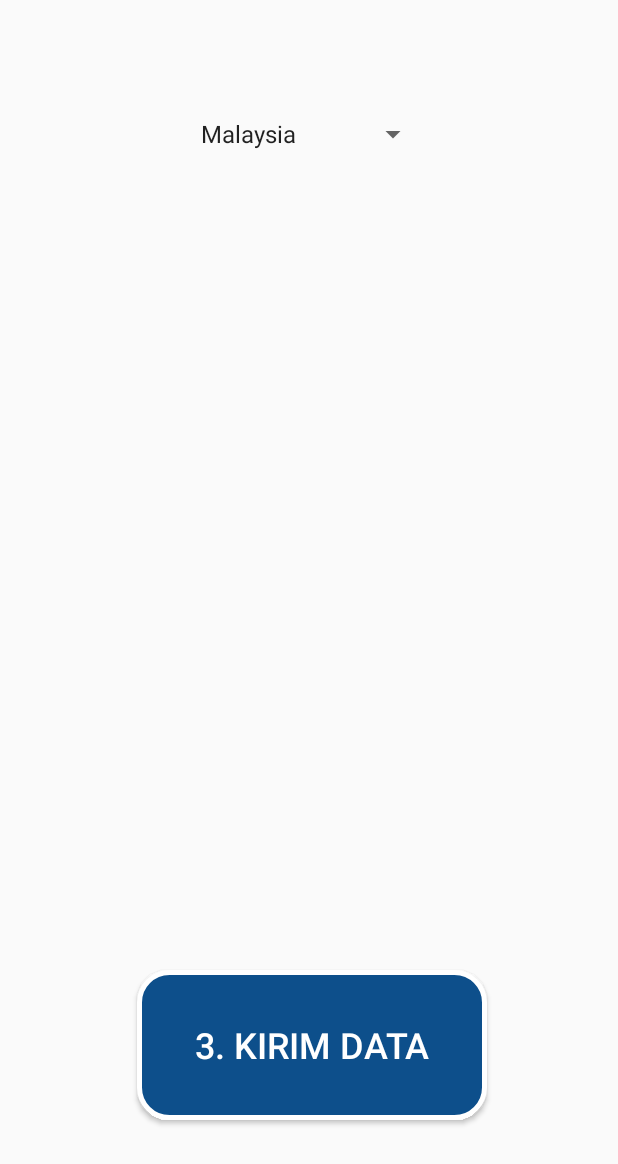
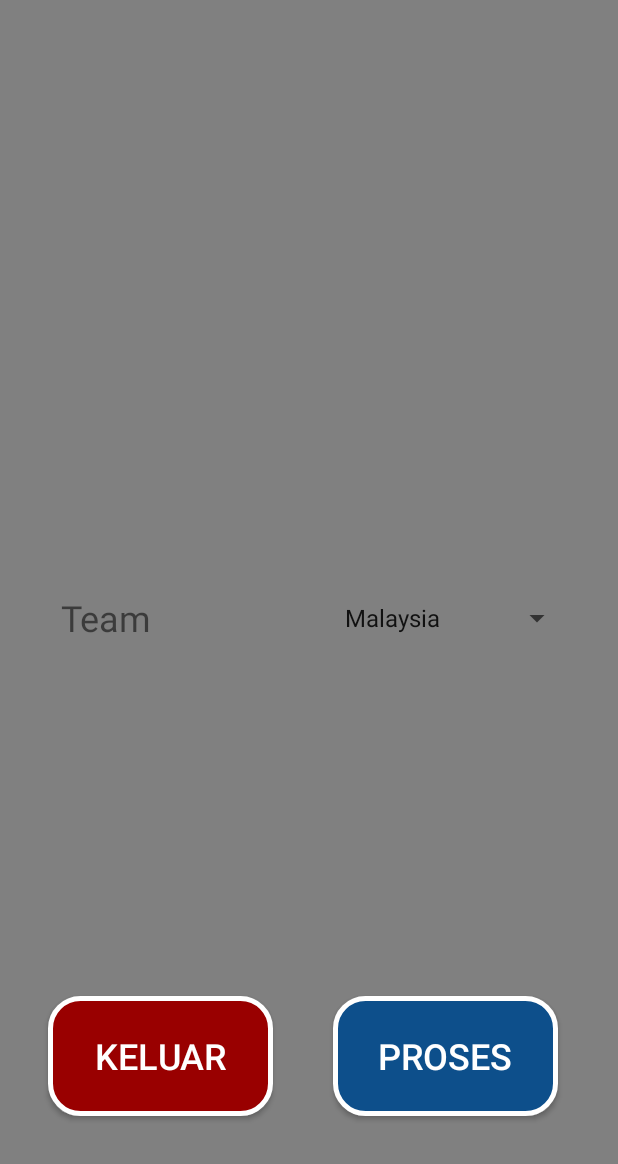
Before and after one commit to iamdesu/mobilesalesman, an Android app: the AmbilDataActivity screen opened directly, with no data from a screen before it, on a phone screen of 412 x 824 dp. Shown: the top 1164 px of the screen. Run offline under Robolectric (Android 15) with nearby library versions, the phone set to English and light mode, and no system bars.

Commit message:
Modify Ambil Data Screen Layout
Modify Ambil Data Screen Layout

```diff
--- a/app/src/main/AndroidManifest.xml
+++ b/app/src/main/AndroidManifest.xml
@@ -7,6 +7,10 @@
         android:icon="@mipmap/ic_launcher"
         android:label="@string/app_name"
         android:theme="@style/AppTheme" >
+        <activity
+            android:name=".SplashScreenActivity"
+            android:label="@string/app_name" >
+        </activity>
         <activity
             android:name=".MainActivity"
             android:label="@string/app_name" >
--- a/app/src/main/java/com/bali/nusadua/productmonitor/MainActivity.java
+++ b/app/src/main/java/com/bali/nusadua/productmonitor/MainActivity.java
@@ -39,7 +39,7 @@ public class MainActivity extends ActionBarActivity {
         return super.onOptionsItemSelected(item);
     }
 
-    public void onButtonCloseClick() {
+    public void onButtonCloseClick(View view) {
         finish();
         System.exit(0);
     }
--- /dev/null
+++ b/app/src/main/res/drawable/button_shape_red.xml
@@ -0,0 +1,9 @@
+<?xml version="1.0" encoding="utf-8"?>
+<shape xmlns:android="http://schemas.android.com/apk/res/android"
+    android:shape="rectangle">
+    <gradient android:startColor="#990000"
+        android:endColor="#990000"
+        android:angle="270" />
+    <corners android:radius="20dp" />
+    <stroke android:width="5px" android:color="#ffffff" />
+</shape>
--- a/app/src/main/res/layout/activity_ambil_data.xml
+++ b/app/src/main/res/layout/activity_ambil_data.xml
@@ -1,24 +1,18 @@
 <?xml version="1.0" encoding="utf-8"?>
 <RelativeLayout xmlns:android="http://schemas.android.com/apk/res/android"
-    android:layout_width="match_parent" android:layout_height="match_parent">
+    android:layout_width="match_parent" android:layout_height="match_parent"
+    android:background="#808080">
 
-    <Button
+    <TextView
         android:layout_width="wrap_content"
         android:layout_height="wrap_content"
-        android:text="@string/btn_kirim_data"
-        android:id="@+id/btn_proses_ambil_data"
-        android:textColor="#ffffff"
-        android:background="@drawable/button_shape"
-        android:height="150px"
-        android:width="350px"
+        android:id="@+id/text_view_team"
+        android:text="Team"
+        android:gravity="center"
+        android:layout_centerVertical="true"
+        android:layout_marginLeft="40dp"
         android:textSize="24dp"
-        android:layout_gravity="center_vertical"
-        android:layout_alignParentBottom="true"
-        android:layout_alignParentRight="true"
-        android:layout_alignParentEnd="true"
-        android:layout_marginRight="87dp"
-        android:layout_marginEnd="87dp"
-        android:layout_marginBottom="77dp" />
+        android:singleLine="true"/>
 
     <Spinner
         android:layout_width="wrap_content"
@@ -26,8 +20,45 @@
         android:id="@+id/spinner"
         android:entries="@array/country_arrays"
         android:prompt="@string/country_prompt"
-        android:layout_marginTop="77dp"
-        android:layout_alignParentTop="true"
-        android:layout_centerHorizontal="true" />
+        android:gravity="center"
+        android:layout_centerVertical="true"
+        android:layout_alignParentRight="true"
+        android:spinnerMode="dropdown"
+        android:layout_marginLeft="120dp"
+        android:layout_marginRight="30dp"/>
+
+    <Button
+        android:layout_width="wrap_content"
+        android:layout_height="wrap_content"
+        android:text="Proses"
+        android:id="@+id/btn_proses"
+        android:textColor="#ffffff"
+        android:background="@drawable/button_shape"
+        android:height="80dp"
+        android:width="150dp"
+        android:textSize="24dp"
+        android:layout_gravity="center_vertical"
+        android:layout_alignParentBottom="true"
+        android:layout_alignParentRight="true"
+        android:layout_alignParentEnd="true"
+        android:layout_marginRight="40dp"
+        android:layout_marginBottom="80dp" />
+
+    <Button
+        android:layout_width="wrap_content"
+        android:layout_height="wrap_content"
+        android:text="Keluar"
+        android:id="@+id/btn_keluar"
+        android:textColor="#ffffff"
+        android:background="@drawable/button_shape_red"
+        android:height="80dp"
+        android:width="150dp"
+        android:textSize="24dp"
+        android:layout_gravity="center_vertical"
+        android:layout_toLeftOf="@+id/btn_proses"
+        android:layout_alignParentBottom="true"
+        android:layout_marginRight="40dp"
+        android:layout_marginBottom="80dp"
+        android:onClick="onBtnKeluarClick"/>
 
 </RelativeLayout>
```
Also changed, not shown: app/src/main/java/com/bali/nusadua/productmonitor/AmbilDataActivity.java (+7 -0 lines), app/src/main/java/com/bali/nusadua/productmonitor/SplashScreenActivity.java (added, +32 -0 lines), app/src/main/res/layout/activity_splash_screen.xml (added, +24 -0 lines), app/src/main/res/drawable/profesional_icon.png (added).
